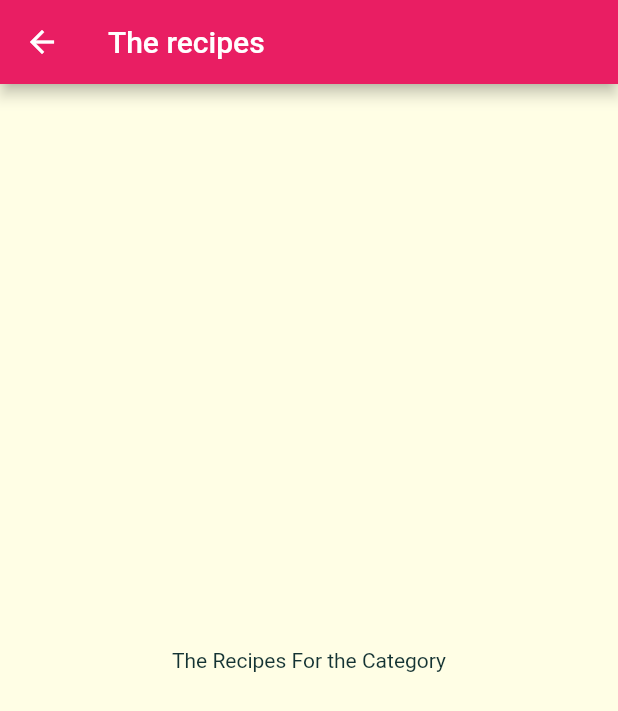
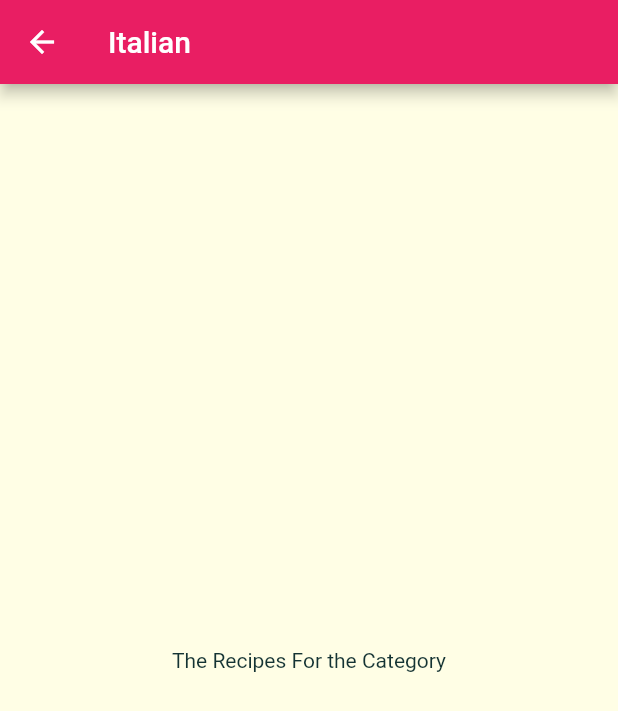
Before and after one commit to serdarsalci/meal_app, a Flutter app: the screen it shows after launch, after a tap on "Italian", on a phone screen of 412 x 824 dp. Shown: the top 711 px of the screen. Run offline on Flutter 3.47's test engine with Material 2 defaults, Android fonts, the phone set to English and light mode, and no system bars; Roboto replaces fonts that are missing (Raleway).

Commit message:
part 163 --Passing data via constructor

```diff
--- a/lib/categories_screen.dart
+++ b/lib/categories_screen.dart
@@ -11,7 +11,8 @@ class CategoriesScreen extends StatelessWidget {
       body: GridView(
         padding: const EdgeInsets.all(20),
         children: DUMMY_CATEGORIES
-            .map((catData) => CategoryItem(catData.title, catData.color))
+            .map((catData) =>
+                CategoryItem(catData.id, catData.title, catData.color))
             .toList(),
         gridDelegate: SliverGridDelegateWithMaxCrossAxisExtent(
             maxCrossAxisExtent: 200,
--- a/lib/category_item.dart
+++ b/lib/category_item.dart
@@ -1,17 +1,20 @@
 import 'package:flutter/material.dart';
+import 'package:flutter/cupertino.dart';
 import 'package:flutter_complete_guide/category_meals_screen.dart';
 
 class CategoryItem extends StatelessWidget {
+  final String id;
   final String title;
   final Color color;
 
-  CategoryItem(this.title, this.color);
+  CategoryItem(this.id, this.title, this.color);
 
   void selectCategory(BuildContext ctx) {
     Navigator.of(ctx).push(
-      MaterialPageRoute(
+      CupertinoPageRoute(
+        // fullscreenDialog: true,
         builder: (_) {
-          return CategoryMealsScreen();
+          return CategoryMealsScreen(id, title);
         },
       ),
     );
--- a/lib/category_meals_screen.dart
+++ b/lib/category_meals_screen.dart
@@ -1,11 +1,16 @@
 import 'package:flutter/material.dart';
 
 class CategoryMealsScreen extends StatelessWidget {
+  final String categoryId;
+  final String categoryTitle;
+
+  CategoryMealsScreen(this.categoryId, this.categoryTitle);
+
   @override
   Widget build(BuildContext context) {
     return Scaffold(
       appBar: AppBar(
-        title: Text('The recipes'),
+        title: Text(categoryTitle),
       ),
       body: Center(
         child: Text('The Recipes For the Category'),
```
